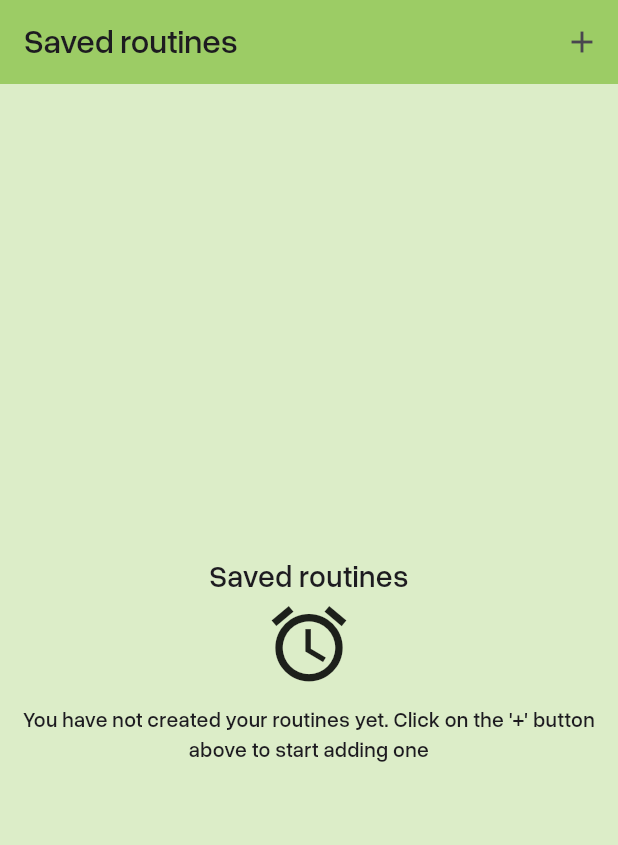
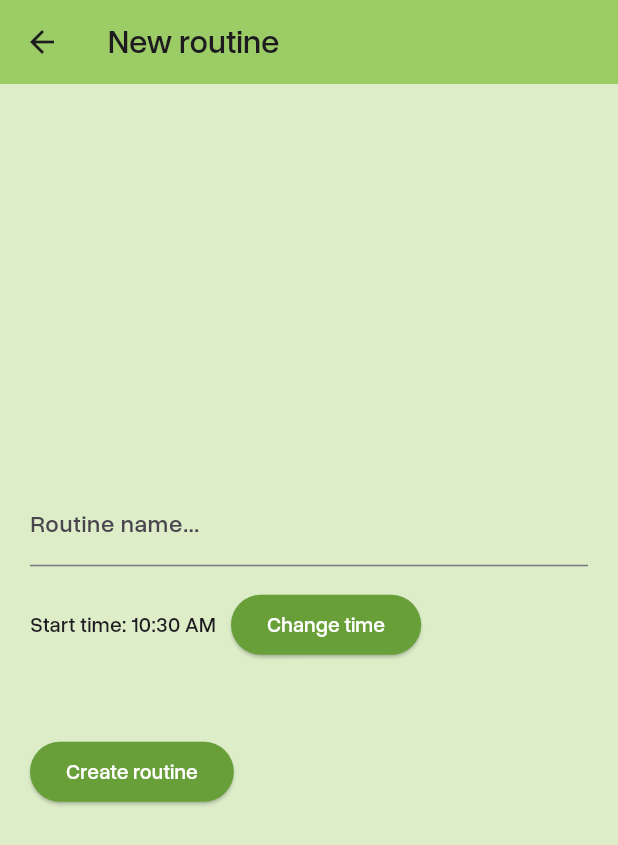
Before and after one commit to mantot-123/gym_workout_finder_tracker_app_flutter, a Flutter app: the RoutinesPage screen opened directly, after a tap on the "add" icon, on a phone screen of 412 x 824 dp. Shown: the top 845 px of the screen. Run offline on Flutter 3.47's test engine with Material 3 defaults, Android fonts, the phone set to English and light mode, and no system bars; our stand-ins replace hive, hive_flutter, loading_animation_widget; accounts and stored records are empty; statements that could not run were skipped.

Commit message:
feat: Created the "new routine" form

```diff
--- a/lib/main.dart
+++ b/lib/main.dart
@@ -12,6 +12,7 @@ import "saved_routines_db.dart";
 
 void main() async {
   await SavedWorkoutsDB.initDb();
+  await SavedRoutinesDB.initDb();
   runApp(MainApp());
 }
 
@@ -36,6 +37,7 @@ class _MainAppState extends State<MainApp> {
   @override
   void dispose() {
     SavedWorkoutsDB.closeConn();
+    SavedRoutinesDB.closeConn();
     super.dispose();
   }
 
--- a/lib/models/routine.dart
+++ b/lib/models/routine.dart
@@ -1,3 +1,4 @@
+import 'package:flutter/material.dart';
 import "package:hive/hive.dart";
 
 part "routine.g.dart";
@@ -11,7 +12,7 @@ class Routine {
     List<String> days;
 
     @HiveField(2)
-    DateTime timeStart;
+    TimeOfDay timeStart;
 
     Routine({ required this.name, required this.days, required this.timeStart });
 }
--- /dev/null
+++ b/lib/pages/new_routine.dart
@@ -0,0 +1,81 @@
+import 'package:flutter/material.dart';
+import "../widgets/ui/ui_button.dart";
+import "../widgets/ui/ui_input_box.dart";
+import "../widgets/ui/ui_scaffold.dart";
+
+class NewRoutinePage extends StatefulWidget {
+  const NewRoutinePage({super.key});
+
+  @override
+  State<NewRoutinePage> createState() => _NewRoutinePageState();
+}
+
+class _NewRoutinePageState extends State<NewRoutinePage> {
+  TextEditingController nameController = TextEditingController();
+  TimeOfDay selectedTime = TimeOfDay.now();
+  String alertMsg = "";
+
+  @override
+  Widget build(BuildContext context) {
+    return UIScaffold(
+      appBarTitle: "New routine",
+      scaffoldBody: Center(
+        child: Container(
+          width: 500,
+          height: 300,
+          padding: EdgeInsets.all(20),
+          child: Column(
+            mainAxisAlignment: MainAxisAlignment.center,
+            crossAxisAlignment: CrossAxisAlignment.start,
+            children: [
+              UIInputBox(label: "Routine name...", inputController: nameController),
+
+              SizedBox(height: 15),
+              Row(
+                spacing: 10.0,
+                children: [
+                Text("Start time: ${selectedTime.format(context)}"),
+                UIButton(label: "Change time", onPressedAction: () async {
+                  TimeOfDay? newTime = await showTimePicker(
+                    context: context,
+                    initialTime: selectedTime,
+                    builder: (context, child) {
+                      return Theme(
+                        data: ThemeData.light().copyWith(
+                          colorScheme: ColorScheme.light(
+                            // border color
+                            primary: Colors.lightGreen.shade700,
+                            secondary: Colors.lightGreen.shade400,
+                          ),
+                        ),
+                        child: child!,
+                      );
+                    },
+                    initialEntryMode: TimePickerEntryMode.input
+                  );
+                  if(newTime != null) {
+                    setState(() {
+                      selectedTime = newTime;
+                    });
+                  }
+                }),
+              ]),
+
+              SizedBox(height: 50),
+              UIButton(label: "Create routine", onPressedAction: () {
+                if(nameController.text == "") {
+                  setState(() {
+                    alertMsg = "Please enter a routine name!";
+                  });
+                  return;
+                }
+              }),
+
+              Text(alertMsg)
+            ],
+          )
+        ),
+      )
+    );;
+  }
+}
--- a/lib/pages/saved_routines.dart
+++ b/lib/pages/saved_routines.dart
@@ -1,6 +1,7 @@
 import 'package:flutter/material.dart';
 import "../widgets/ui/ui_button.dart";
 import "../widgets/ui/ui_scaffold.dart";
+import "../pages/new_routine.dart";
 import "dart:io";
 
 class RoutinesPage extends StatelessWidget {
@@ -22,7 +23,11 @@ class RoutinesPage extends StatelessWidget {
         )
       ),
       actionBtns: [
-        IconButton(icon: Icon(Icons.add), onPressed: () {})
+        IconButton(icon: Icon(Icons.add), onPressed: () {
+          Navigator.of(context).push(MaterialPageRoute(builder: (context) {
+            return NewRoutinePage();
+          }));
+        })
       ],
     );
   }
--- a/lib/saved_routines_db.dart
+++ b/lib/saved_routines_db.dart
@@ -1,4 +1,5 @@
 import "package:hive/hive.dart";
+import "package:hive_flutter/adapters.dart";
 import "package:hive_flutter/hive_flutter.dart";
 
 class SavedRoutinesDB {
@@ -11,6 +12,8 @@ class SavedRoutinesDB {
 
   static Future<void> initDb() async {
     await Hive.initFlutter();
-    box = await Hive.openBox<dynamic>("saved");
+    Hive.registerAdapter(TimeOfDayAdapter());
+    box = await Hive.openBox<dynamic>("savedRoutines");
+    savedRoutines = box.values.toList();
   }
 }
```
